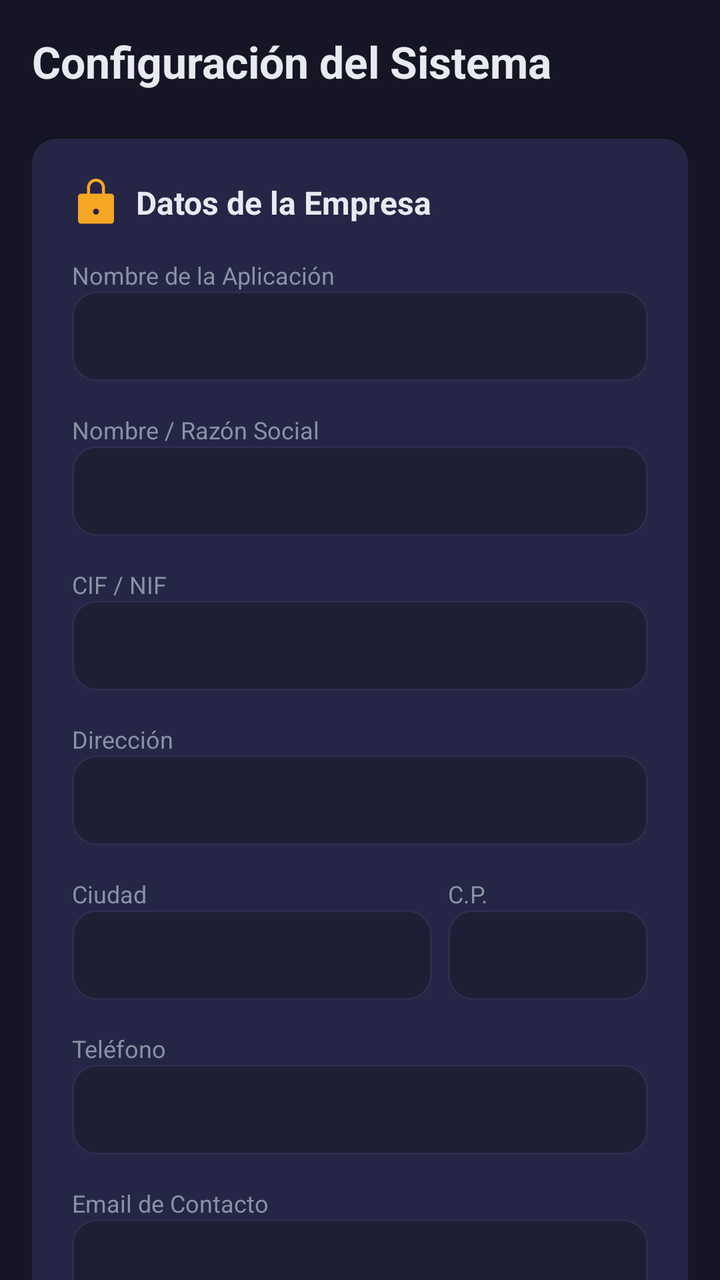
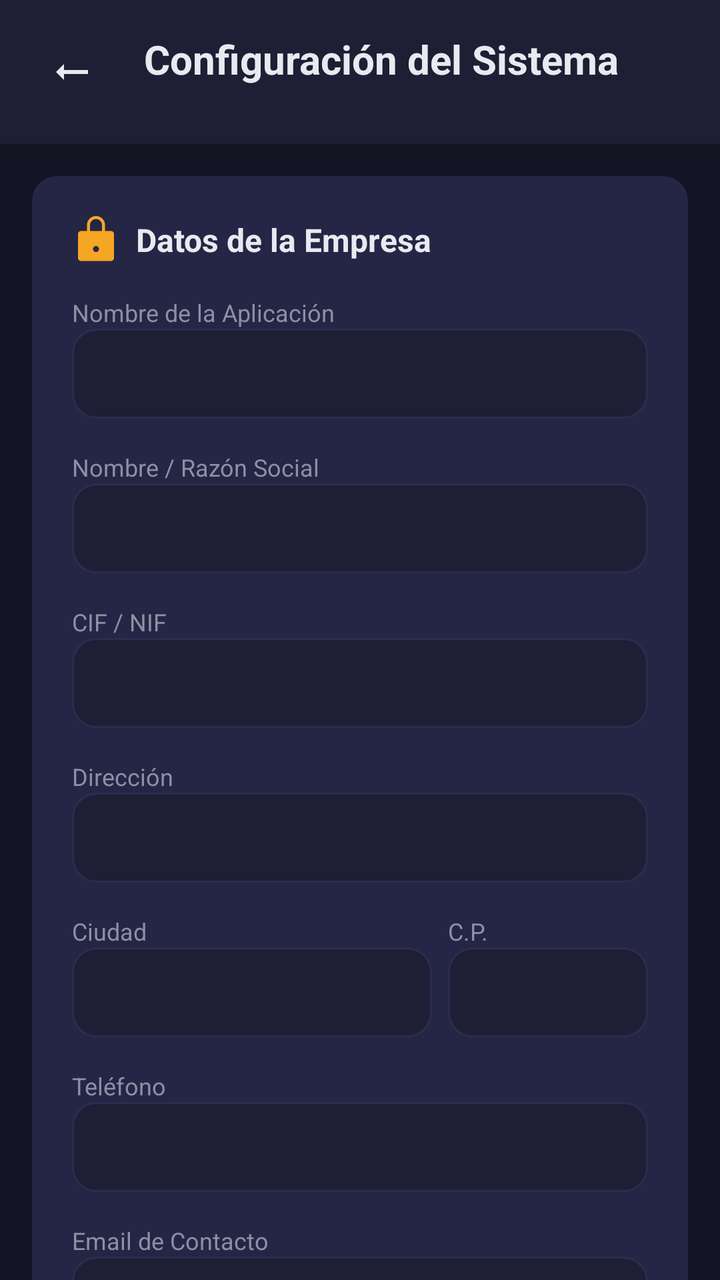

An Android layout rendered at two revisions. The XML below is the earlier revision; the diff shows what the commit changed to produce the second picture.
<!-- AndroidManifest.xml: application theme Theme.Electrobazar -->
<!-- res/layout/fragment_settings_admin.xml -->
<?xml version="1.0" encoding="utf-8"?>
<androidx.core.widget.NestedScrollView xmlns:android="http://schemas.android.com/apk/res/android"
    xmlns:app="http://schemas.android.com/apk/res-auto"
    android:layout_width="match_parent"
    android:layout_height="match_parent"
    android:background="?attr/android:windowBackground">

    <LinearLayout
        android:layout_width="match_parent"
        android:layout_height="wrap_content"
        android:orientation="vertical"
        android:padding="16dp">

        <TextView
            android:layout_width="wrap_content"
            android:layout_height="wrap_content"
            android:text="Configuración del Sistema"
            android:textColor="?attr/android:textColorPrimary"
            android:textSize="22sp"
            android:textStyle="bold"
            android:layout_marginBottom="24dp" />

        
        <androidx.cardview.widget.CardView
            android:layout_width="match_parent"
            android:layout_height="wrap_content"
            android:layout_marginBottom="24dp"
            app:cardBackgroundColor="?attr/colorSurface"
            app:cardCornerRadius="12dp">

            <LinearLayout
                android:layout_width="match_parent"
                android:layout_height="wrap_content"
                android:orientation="vertical"
                android:padding="20dp">

                <LinearLayout
                    android:layout_width="match_parent"
                    android:layout_height="wrap_content"
                    android:gravity="center_vertical"
                    android:orientation="horizontal"
                    android:layout_marginBottom="16dp">
                    <ImageView
                        android:layout_width="24dp"
                        android:layout_height="24dp"
                        android:src="@drawable/ic_admin"
                        app:tint="?attr/colorPrimary"/>
                    <TextView
                        android:layout_width="wrap_content"
                        android:layout_height="wrap_content"
                        android:text="Datos de la Empresa"
                        android:textColor="?attr/android:textColorPrimary"
                        android:textSize="16sp"
                        android:textStyle="bold"
                        android:layout_marginStart="8dp"/>
                </LinearLayout>

                <TextView
                    android:layout_width="wrap_content"
                    android:layout_height="wrap_content"
                    android:text="Nombre de la Aplicación"
                    android:textColor="?attr/android:textColorSecondary"
                    android:textSize="12sp" />
                <EditText
                    android:id="@+id/etAppName"
                    android:layout_width="match_parent"
                    android:layout_height="45dp"
                    android:background="@drawable/bg_edittext"
                    android:padding="12dp"
                    android:textColor="?attr/android:textColorPrimary"
                    android:layout_marginBottom="16dp"/>

                <TextView
                    android:layout_width="wrap_content"
                    android:layout_height="wrap_content"
                    android:text="Nombre / Razón Social"
                    android:textColor="?attr/android:textColorSecondary"
                    android:textSize="12sp" />
                <EditText
                    android:id="@+id/etCompanyName"
                    android:layout_width="match_parent"
                    android:layout_height="45dp"
                    android:background="@drawable/bg_edittext"
                    android:padding="12dp"
                    android:textColor="?attr/android:textColorPrimary"
                    android:layout_marginBottom="16dp"/>

                <TextView
                    android:layout_width="wrap_content"
                    android:layout_height="wrap_content"
                    android:text="CIF / NIF"
                    android:textColor="?attr/android:textColorSecondary"
                    android:textSize="12sp" />
                <EditText
                    android:id="@+id/etCompanyCif"
                    android:layout_width="match_parent"
                    android:layout_height="45dp"
                    android:background="@drawable/bg_edittext"
                    android:padding="12dp"
                    android:textColor="?attr/android:textColorPrimary"
                    android:layout_marginBottom="16dp"/>

                <TextView
                    android:layout_width="wrap_content"
                    android:layout_height="wrap_content"
                    android:text="Dirección"
                    android:textColor="?attr/android:textColorSecondary"
                    android:textSize="12sp" />
                <EditText
                    android:id="@+id/etCompanyAddress"
                    android:layout_width="match_parent"
                    android:layout_height="45dp"
                    android:background="@drawable/bg_edittext"
                    android:padding="12dp"
                    android:textColor="?attr/android:textColorPrimary"
                    android:layout_marginBottom="16dp"/>

                <LinearLayout
                    android:layout_width="match_parent"
                    android:layout_height="wrap_content"
                    android:orientation="horizontal"
                    android:layout_marginBottom="16dp">
                    <LinearLayout
                        android:layout_width="0dp"
                        android:layout_height="wrap_content"
                        android:layout_weight="1"
                        android:orientation="vertical"
                        android:layout_marginEnd="8dp">
                        <TextView
                            android:layout_width="wrap_content"
                            android:layout_height="wrap_content"
                            android:text="Ciudad"
                            android:textColor="?attr/android:textColorSecondary"
                            android:textSize="12sp"/>
                        <EditText
                            android:id="@+id/etCompanyCity"
                            android:layout_width="match_parent"
                            android:layout_height="45dp"
                            android:background="@drawable/bg_edittext"
                            android:padding="12dp"
                            android:textColor="?attr/android:textColorPrimary"/>
                    </LinearLayout>
                    <LinearLayout
                        android:layout_width="100dp"
                        android:layout_height="wrap_content"
                        android:orientation="vertical">
                        <TextView
                            android:layout_width="wrap_content"
                            android:layout_height="wrap_content"
                            android:text="C.P."
                            android:textColor="?attr/android:textColorSecondary"
                            android:textSize="12sp"/>
                        <EditText
                            android:id="@+id/etCompanyPostalCode"
                            android:layout_width="match_parent"
                            android:layout_height="45dp"
                            android:background="@drawable/bg_edittext"
                            android:padding="12dp"
                            android:textColor="?attr/android:textColorPrimary"/>
                    </LinearLayout>
                </LinearLayout>

                <TextView
                    android:layout_width="wrap_content"
                    android:layout_height="wrap_content"
                    android:text="Teléfono"
                    android:textColor="?attr/android:textColorSecondary"
                    android:textSize="12sp" />
                <EditText
                    android:id="@+id/etCompanyPhone"
                    android:layout_width="match_parent"
                    android:layout_height="45dp"
                    android:background="@drawable/bg_edittext"
                    android:padding="12dp"
                    android:textColor="?attr/android:textColorPrimary"
                    android:inputType="phone"
                    android:layout_marginBottom="16dp"/>

                <TextView
                    android:layout_width="wrap_content"
                    android:layout_height="wrap_content"
                    android:text="Email de Contacto"
                    android:textColor="?attr/android:textColorSecondary"
                    android:textSize="12sp" />
                <EditText
                    android:id="@+id/etCompanyEmail"
                    android:layout_width="match_parent"
                    android:layout_height="45dp"
                    android:background="@drawable/bg_edittext"
                    android:padding="12dp"
                    android:textColor="?attr/android:textColorPrimary"
                    android:inputType="textEmailAddress"
                    android:layout_marginBottom="16dp"/>

                <TextView
                    android:layout_width="wrap_content"
                    android:layout_height="wrap_content"
                    android:text="Sitio Web (Opcional)"
                    android:textColor="?attr/android:textColorSecondary"
                    android:textSize="12sp" />
                <EditText
                    android:id="@+id/etCompanyWebsite"
                    android:layout_width="match_parent"
                    android:layout_height="45dp"
                    android:background="@drawable/bg_edittext"
                    android:padding="12dp"
                    android:textColor="?attr/android:textColorPrimary"
                    android:layout_marginBottom="24dp"/>

                <TextView
                    android:layout_width="wrap_content"
                    android:layout_height="wrap_content"
                    android:text="LEYENDAS DE FACTURACIÓN"
                    android:textColor="?attr/colorPrimary"
                    android:textSize="10sp"
                    android:textStyle="bold"
                    android:letterSpacing="0.1"
                    android:layout_marginBottom="12dp"/>

                <TextView
                    android:layout_width="wrap_content"
                    android:layout_height="wrap_content"
                    android:text="Registro Mercantil (Pie Factura)"
                    android:textColor="?attr/android:textColorSecondary"
                    android:textSize="12sp" />
                <EditText
                    android:id="@+id/etRegistroMercantil"
                    android:layout_width="match_parent"
                    android:layout_height="80dp"
                    android:background="@drawable/bg_edittext"
                    android:padding="12dp"
                    android:gravity="top"
                    android:textColor="?attr/android:textColorPrimary"
                    android:layout_marginBottom="16dp"
                    android:inputType="textMultiLine"/>

                <TextView
                    android:layout_width="wrap_content"
                    android:layout_height="wrap_content"
                    android:text="Texto Pie de Factura"
                    android:textColor="?attr/android:textColorSecondary"
                    android:textSize="12sp" />
                <EditText
                    android:id="@+id/etInvoiceFooter"
                    android:layout_width="match_parent"
                    android:layout_height="80dp"
                    android:background="@drawable/bg_edittext"
                    android:padding="12dp"
                    android:gravity="top"
                    android:textColor="?attr/android:textColorPrimary"
                    android:layout_marginBottom="24dp"
                    android:inputType="textMultiLine"/>

                <Button
                    android:id="@+id/btnSaveSettings"
                    android:layout_width="match_parent"
                    android:layout_height="50dp"
                    android:text="Guardar Configuración General"
                    android:textAllCaps="false"
                    android:backgroundTint="?attr/colorPrimary"
                    android:textColor="?attr/android:windowBackground"
                    android:textStyle="bold" />

            </LinearLayout>
        </androidx.cardview.widget.CardView>

        
        <androidx.cardview.widget.CardView
            android:layout_width="match_parent"
            android:layout_height="wrap_content"
            android:layout_marginBottom="24dp"
            app:cardBackgroundColor="?attr/colorSurface"
            app:cardCornerRadius="12dp">

            <LinearLayout
                android:layout_width="match_parent"
                android:layout_height="wrap_content"
                android:orientation="vertical"
                android:padding="20dp">

                <LinearLayout
                    android:layout_width="match_parent"
                    android:layout_height="wrap_content"
                    android:gravity="center_vertical"
                    android:orientation="horizontal"
                    android:layout_marginBottom="8dp">
                    <ImageView
                        android:layout_width="24dp"
                        android:layout_height="24dp"
                        android:src="@drawable/ic_security"
                        app:tint="#f39c12"/>
                    <TextView
                        android:layout_width="wrap_content"
                        android:layout_height="wrap_content"
                        android:text="Seguridad del Sistema"
                        android:textColor="?attr/android:textColorPrimary"
                        android:textSize="16sp"
                        android:textStyle="bold"
                        android:layout_marginStart="8dp"/>
                </LinearLayout>

                <TextView
                    android:layout_width="wrap_content"
                    android:layout_height="wrap_content"
                    android:text="PIN de acceso al panel de administración."
                    android:textColor="?attr/android:textColorSecondary"
                    android:textSize="12sp"
                    android:layout_marginBottom="16dp"/>

                <TextView
                    android:layout_width="wrap_content"
                    android:layout_height="wrap_content"
                    android:text="PIN Actual"
                    android:textColor="?attr/android:textColorSecondary"
                    android:textSize="12sp" />
                <EditText
                    android:id="@+id/etCurrentPin"
                    android:layout_width="match_parent"
                    android:layout_height="45dp"
                    android:background="@drawable/bg_edittext"
                    android:padding="12dp"
                    android:inputType="numberPassword"
                    android:textColor="?attr/android:textColorPrimary"
                    android:layout_marginBottom="16dp"/>

                <LinearLayout
                    android:layout_width="match_parent"
                    android:layout_height="wrap_content"
                    android:orientation="horizontal"
                    android:layout_marginBottom="24dp">
                    <LinearLayout
                        android:layout_width="0dp"
                        android:layout_height="wrap_content"
                        android:layout_weight="1"
                        android:orientation="vertical"
                        android:layout_marginEnd="8dp">
                        <TextView
                            android:layout_width="wrap_content"
                            android:layout_height="wrap_content"
                            android:text="Nuevo PIN"
                            android:textColor="?attr/android:textColorSecondary"
                            android:textSize="12sp"/>
                        <EditText
                            android:id="@+id/etNewPin"
                            android:layout_width="match_parent"
                            android:layout_height="45dp"
                            android:background="@drawable/bg_edittext"
                            android:padding="12dp"
                            android:inputType="numberPassword"
                            android:textColor="?attr/android:textColorPrimary"/>
                    </LinearLayout>
                    <LinearLayout
                        android:layout_width="0dp"
                        android:layout_height="wrap_content"
                        android:layout_weight="1"
                        android:orientation="vertical">
                        <TextView
                            android:layout_width="wrap_content"
                            android:layout_height="wrap_content"
                            android:text="Confirmar"
                            android:textColor="?attr/android:textColorSecondary"
                            android:textSize="12sp"/>
                        <EditText
                            android:id="@+id/etConfirmPin"
                            android:layout_width="match_parent"
                            android:layout_height="45dp"
                            android:background="@drawable/bg_edittext"
                            android:padding="12dp"
                            android:inputType="numberPassword"
                            android:textColor="?attr/android:textColorPrimary"/>
                    </LinearLayout>
                </LinearLayout>

                <Button
                    android:id="@+id/btnUpdatePin"
                    android:layout_width="match_parent"
                    android:layout_height="50dp"
                    android:text="Actualizar PIN"
                    android:textAllCaps="false"
                    android:backgroundTint="#f39c12"
                    android:textColor="?attr/android:windowBackground"
                    android:textStyle="bold" />

            </LinearLayout>
        </androidx.cardview.widget.CardView>

        
        <androidx.cardview.widget.CardView
            android:layout_width="match_parent"
            android:layout_height="wrap_content"
            android:layout_marginBottom="32dp"
            app:cardBackgroundColor="?attr/colorSurface"
            app:cardCornerRadius="12dp">

            <LinearLayout
                android:layout_width="match_parent"
                android:layout_height="wrap_content"
                android:orientation="vertical"
                android:padding="20dp">

                <LinearLayout
                    android:layout_width="match_parent"
                    android:layout_height="wrap_content"
                    android:gravity="center_vertical"
                    android:orientation="horizontal"
                    android:layout_marginBottom="8dp">
                    <ImageView
                        android:layout_width="24dp"
                        android:layout_height="24dp"
                        android:src="@drawable/ic_mail"
                        app:tint="?attr/colorAccent"/>
                    <TextView
                        android:layout_width="wrap_content"
                        android:layout_height="wrap_content"
                        android:text="Servidor SMTP (Correos)"
                        android:textColor="?attr/android:textColorPrimary"
                        android:textSize="16sp"
                        android:textStyle="bold"
                        android:layout_marginStart="8dp"/>
                </LinearLayout>

                <TextView
                    android:layout_width="wrap_content"
                    android:layout_height="wrap_content"
                    android:text="Configura el servidor para enviar tickets y facturas."
                    android:textColor="?attr/android:textColorSecondary"
                    android:textSize="12sp"
                    android:layout_marginBottom="16dp"/>

                <TextView
                    android:layout_width="wrap_content"
                    android:layout_height="wrap_content"
                    android:text="Host SMTP"
                    android:textColor="?attr/android:textColorSecondary"
                    android:textSize="12sp" />
                <EditText
                    android:id="@+id/etMailHost"
                    android:layout_width="match_parent"
                    android:layout_height="45dp"
                    android:background="@drawable/bg_edittext"
                    android:padding="12dp"
                    android:hint="smtp.gmail.com"
                    android:textColor="?attr/android:textColorPrimary"
                    android:layout_marginBottom="16dp"/>

                <LinearLayout
                    android:layout_width="match_parent"
                    android:layout_height="wrap_content"
                    android:orientation="horizontal"
                    android:layout_marginBottom="16dp">
                    <LinearLayout
                        android:layout_width="100dp"
                        android:layout_height="wrap_content"
                        android:orientation="vertical"
                        android:layout_marginEnd="8dp">
                        <TextView
                            android:layout_width="wrap_content"
                            android:layout_height="wrap_content"
                            android:text="Puerto"
                            android:textColor="?attr/android:textColorSecondary"
                            android:textSize="12sp"/>
                        <EditText
                            android:id="@+id/etMailPort"
                            android:layout_width="match_parent"
                            android:layout_height="45dp"
                            android:background="@drawable/bg_edittext"
                            android:padding="12dp"
                            android:hint="587"
                            android:textColor="?attr/android:textColorPrimary"/>
                    </LinearLayout>
                    <LinearLayout
                        android:layout_width="0dp"
                        android:layout_height="wrap_content"
                        android:layout_weight="1"
                        android:orientation="vertical">
                        <TextView
                            android:layout_width="wrap_content"
                            android:layout_height="wrap_content"
                            android:text="Usuario / Email"
                            android:textColor="?attr/android:textColorSecondary"
                            android:textSize="12sp"/>
                        <EditText
                            android:id="@+id/etMailUsername"
                            android:layout_width="match_parent"
                            android:layout_height="45dp"
                            android:background="@drawable/bg_edittext"
                            android:padding="12dp"
                            android:hint="email@ejemplo.com"
                            android:textColor="?attr/android:textColorPrimary"/>
                    </LinearLayout>
                </LinearLayout>

                <TextView
                    android:layout_width="wrap_content"
                    android:layout_height="wrap_content"
                    android:text="Contraseña / Token APP"
                    android:textColor="?attr/android:textColorSecondary"
                    android:textSize="12sp" />
                <EditText
                    android:id="@+id/etMailPassword"
                    android:layout_width="match_parent"
                    android:layout_height="45dp"
                    android:background="@drawable/bg_edittext"
                    android:padding="12dp"
                    android:inputType="textPassword"
                    android:textColor="?attr/android:textColorPrimary"
                    android:layout_marginBottom="24dp"/>

                <Button
                    android:id="@+id/btnSaveMailSettings"
                    android:layout_width="match_parent"
                    android:layout_height="50dp"
                    android:text="Actualizar SMTP"
                    android:textAllCaps="false"
                    android:backgroundTint="?attr/colorAccent"
                    android:textColor="?attr/colorPrimaryDark"
                    android:textStyle="bold" />

            </LinearLayout>
        </androidx.cardview.widget.CardView>

    </LinearLayout>
</androidx.core.widget.NestedScrollView>
<!-- resources referenced by this layout -->
<resources>
  <!-- drawable bg_edittext (drawable) -->
  <?xml version="1.0" encoding="utf-8"?>
  <shape xmlns:android="http://schemas.android.com/apk/res/android">
      <solid android:color="?attr/colorSurfaceVariant" />
      <corners android:radius="12dp" />
      <stroke android:width="1dp" android:color="?attr/colorOutline" />
  </shape>
  <!-- drawable ic_admin (drawable) -->
  <vector xmlns:android="http://schemas.android.com/apk/res/android"
      android:width="24dp"
      android:height="24dp"
      android:viewportWidth="16"
      android:viewportHeight="16">
      <path
          android:fillColor="#FFFFFF"
          android:pathData="M8,1a2,2 0 0,1 2,2v2H6V3a2,2 0 0,1 2,-2zm3,4V3a3,3 0 0,0 -6,0v2H3a1,1 0 0,0 -1,1v8a1,1 0 0,0 1,1h10a1,1 0 0,0 1,-1V6a1,1 0 0,0 -1,-1h-2zM7,11a1,1 0 1,1 2,0 1,1 0 0,1 -2,0z" />
  </vector>
  <!-- drawable ic_mail (drawable) -->
  <vector xmlns:android="http://schemas.android.com/apk/res/android"
      android:width="24dp"
      android:height="24dp"
      android:viewportWidth="24"
      android:viewportHeight="24">
      <path
          android:fillColor="#000000"
          android:pathData="M20,4L4,4c-1.1,0 -1.99,0.9 -1.99,2L2,18c0,1.1 0.9,2 2,2h16c1.1,0 2,-0.9 2,-2L22,6c0,-1.1 -0.9,-2 -2,-2zM20,18L4,18L4,8l8,5 8,-5v10zM12,11L4,6h16l-8,5z" />
  </vector>
  <!-- drawable ic_security (drawable) -->
  <vector xmlns:android="http://schemas.android.com/apk/res/android"
      android:width="24dp"
      android:height="24dp"
      android:viewportWidth="24"
      android:viewportHeight="24">
      <path
          android:fillColor="#000000"
          android:pathData="M18,8h-1V6c0,-2.76 -2.24,-5 -5,-5S7,3.24 7,6v2H6c-1.1,0 -2,0.9 -2,2v10c0,1.1 0.9,2 2,2h12c1.1,0 2,-0.9 2,-2V10C20,8.9 19.1,8 18,8zM9,6c0,-1.66 1.34,-3 3,-3s3,1.34 3,3v2H9V6zM12,17c-1.1,0 -2,-0.9 -2,-2s0.9,-2 2,-2 2,0.9 2,2 -0.9,2 -2,2z"/>
  </vector>
  <style name="Theme.Electrobazar" parent="Base.Theme.Electrobazar" />
  <color name="accent">#f5a623</color>
  <color name="primary">#151525</color>
  <color name="surface">#252545</color>
  <color name="text_main">#e8eaf0</color>
  <color name="secondary">#1e1e35</color>
  <color name="text_muted">#8892a4</color>
  <color name="border">#2c2c4d</color>
  <color name="danger">#ef4444</color>
  <style name="CustomChipStyle" parent="Widget.Material3.Chip.Filter">
          <item name="android:colorPrimaryDark">#000000</item>
          <item name="chipBackgroundColor">@color/chip_bg_selector</item>
          <item name="android:textColor">@color/chip_text_selector</item>
          <item name="chipStrokeWidth">0dp</item>
          <item name="shapeAppearance">@style/ShapeAppearance.SmallComponent</item>
      </style>
  <style name="ShapeAppearance.SmallComponent" parent="ShapeAppearance.Material3.SmallComponent">
          <item name="cornerSize">20dp</item>
          <item name="android:colorPrimaryDark">#000000</item>
      </style>
  <!-- unchanged entries left out for length: 1 -->
</resources>

<!-- the commit's change to res/layout/fragment_settings_admin.xml (unified diff, before → after) -->
@@ -1,24 +1,58 @@
-<?xml version="1.0" encoding="utf-8"?>
-<androidx.core.widget.NestedScrollView xmlns:android="http://schemas.android.com/apk/res/android"
+<LinearLayout xmlns:android="http://schemas.android.com/apk/res/android"
     xmlns:app="http://schemas.android.com/apk/res-auto"
     android:layout_width="match_parent"
     android:layout_height="match_parent"
-    android:background="?attr/android:windowBackground">
+    android:background="?attr/android:windowBackground"
+    android:orientation="vertical">
 
     <LinearLayout
+        android:id="@+id/headerContainer"
         android:layout_width="match_parent"
         android:layout_height="wrap_content"
-        android:orientation="vertical"
+        android:background="?attr/colorSurfaceVariant"
+        android:elevation="4dp"
+        android:orientation="horizontal"
         android:padding="16dp">
 
+        <ImageButton
+            android:id="@+id/btnBack"
+            android:layout_width="40dp"
+            android:layout_height="40dp"
+            android:background="?attr/selectableItemBackgroundBorderless"
+            android:src="@drawable/ic_arrow_right"
+            android:rotation="180"
+            app:tint="?attr/android:textColorPrimary" />
+
         <TextView
-            android:layout_width="wrap_content"
+            android:layout_width="0dp"
             android:layout_height="wrap_content"
+            android:layout_marginStart="16dp"
+            android:layout_weight="1"
             android:text="Configuración del Sistema"
             android:textColor="?attr/android:textColorPrimary"
-            android:textSize="22sp"
-            android:textStyle="bold"
-            android:layout_marginBottom="24dp" />
+            android:textSize="20sp"
+            android:textStyle="bold" />
+    </LinearLayout>
+
+    <androidx.core.widget.NestedScrollView
+        android:layout_width="match_parent"
+        android:layout_height="match_parent">
+
+        <LinearLayout
+            android:layout_width="match_parent"
+            android:layout_height="wrap_content"
+            android:orientation="vertical"
+            android:padding="16dp">
+
+            <TextView
+                android:layout_width="wrap_content"
+                android:layout_height="wrap_content"
+                android:text="Configuración General"
+                android:textColor="?attr/android:textColorPrimary"
+                android:textSize="22sp"
+                android:textStyle="bold"
+                android:layout_marginBottom="24dp"
+                android:visibility="gone" />
 
         
         <androidx.cardview.widget.CardView
@@ -513,11 +547,12 @@
                     android:text="Actualizar SMTP"
                     android:textAllCaps="false"
                     android:backgroundTint="?attr/colorAccent"
-                    android:textColor="?attr/colorPrimaryDark"
+                    android:textColor="?attr/android:windowBackground"
                     android:textStyle="bold" />
 
             </LinearLayout>
         </androidx.cardview.widget.CardView>
 
-    </LinearLayout>
-</androidx.core.widget.NestedScrollView>
+        </LinearLayout>
+    </androidx.core.widget.NestedScrollView>
+</LinearLayout>
<!-- resource entries referenced after the edit -->
@@ -16,6 +16,16 @@
       <path
           android:fillColor="#FFFFFF"
           android:pathData="M8,1a2,2 0 0,1 2,2v2H6V3a2,2 0 0,1 2,-2zm3,4V3a3,3 0 0,0 -6,0v2H3a1,1 0 0,0 -1,1v8a1,1 0 0,0 1,1h10a1,1 0 0,0 1,-1V6a1,1 0 0,0 -1,-1h-2zM7,11a1,1 0 1,1 2,0 1,1 0 0,1 -2,0z" />
+  </vector>
+  <!-- drawable ic_arrow_right (drawable) -->
+  <vector xmlns:android="http://schemas.android.com/apk/res/android"
+      android:width="24dp"
+      android:height="24dp"
+      android:viewportWidth="24"
+      android:viewportHeight="24">
+      <path
+          android:fillColor="#000000"
+          android:pathData="M16.01,11H4v2h12.01v3L20,12l-3.99,-4z" />
   </vector>
   <!-- drawable ic_mail (drawable) -->
   <vector xmlns:android="http://schemas.android.com/apk/res/android"
